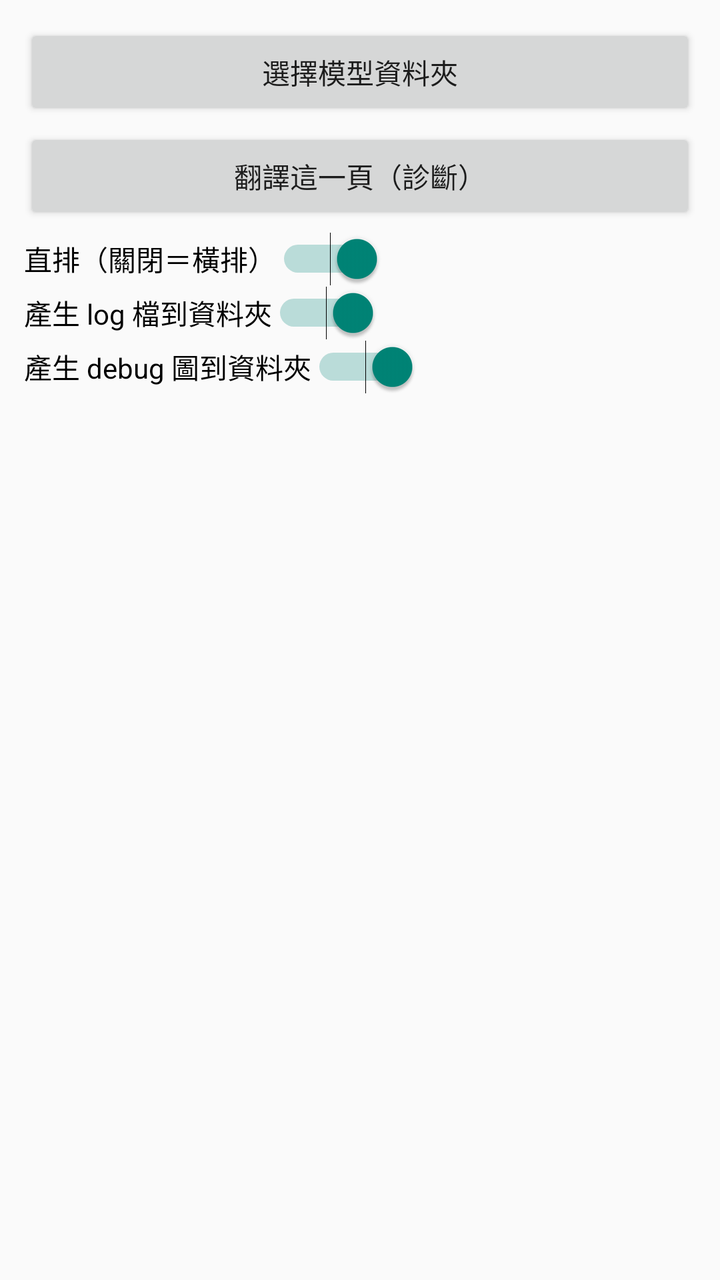
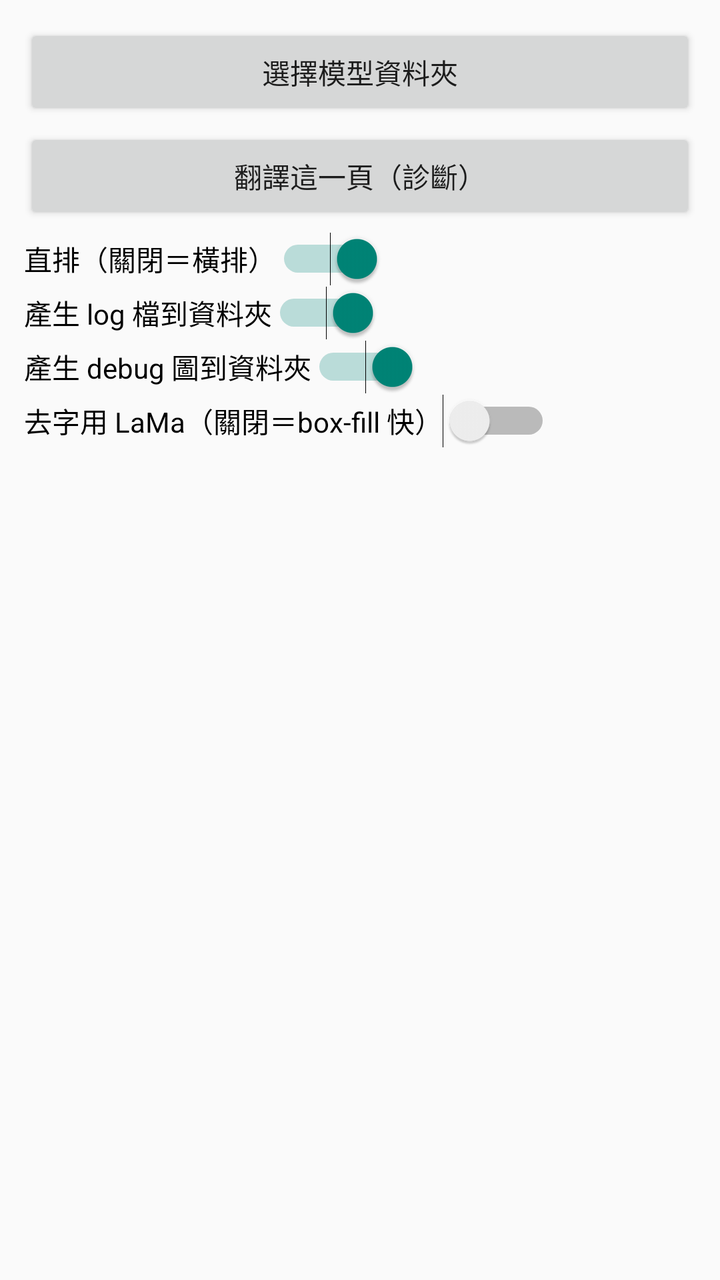

The first picture is an Android layout as it rendered before a commit; the second is the same layout after the commit. The layout source and the unified diff follow.
<!-- AndroidManifest.xml: application theme Theme.AppCompat.DayNight.NoActionBar -->
<!-- res/layout/activity_main.xml -->
<?xml version="1.0" encoding="utf-8"?>
<ScrollView xmlns:android="http://schemas.android.com/apk/res/android"
    android:id="@+id/scroll"
    android:layout_width="match_parent"
    android:layout_height="match_parent"
    android:fillViewport="true">

    <LinearLayout
        android:id="@+id/container"
        android:layout_width="match_parent"
        android:layout_height="wrap_content"
        android:orientation="vertical"
        android:padding="12dp">

        <Button
            android:id="@+id/pickFolderButton"
            android:layout_width="match_parent"
            android:layout_height="wrap_content"
            android:text="選擇模型資料夾" />

        <Button
            android:id="@+id/detectButton"
            android:layout_width="match_parent"
            android:layout_height="wrap_content"
            android:layout_marginTop="4dp"
            android:text="翻譯這一頁（診斷）" />

        <Switch
            android:id="@+id/verticalSwitch"
            android:layout_width="wrap_content"
            android:layout_height="wrap_content"
            android:layout_marginTop="4dp"
            android:checked="true"
            android:text="直排（關閉＝橫排）" />

        <Switch
            android:id="@+id/genLogSwitch"
            android:layout_width="wrap_content"
            android:layout_height="wrap_content"
            android:checked="true"
            android:text="產生 log 檔到資料夾" />

        <Switch
            android:id="@+id/genImgSwitch"
            android:layout_width="wrap_content"
            android:layout_height="wrap_content"
            android:checked="true"
            android:text="產生 debug 圖到資料夾" />

        <TextView
            android:id="@+id/logText"
            android:layout_width="match_parent"
            android:layout_height="wrap_content"
            android:layout_marginTop="8dp"
            android:fontFamily="monospace"
            android:textSize="12sp"
            android:textIsSelectable="true"
            android:text="" />

    </LinearLayout>
</ScrollView>
<!-- resources referenced by this layout -->
<resources>

</resources>

<!-- the commit's change to res/layout/activity_main.xml (unified diff, before → after) -->
@@ -47,6 +47,13 @@
             android:checked="true"
             android:text="產生 debug 圖到資料夾" />
 
+        <Switch
+            android:id="@+id/lamaSwitch"
+            android:layout_width="wrap_content"
+            android:layout_height="wrap_content"
+            android:checked="false"
+            android:text="去字用 LaMa（關閉＝box-fill 快）" />
+
         <TextView
             android:id="@+id/logText"
             android:layout_width="match_parent"
